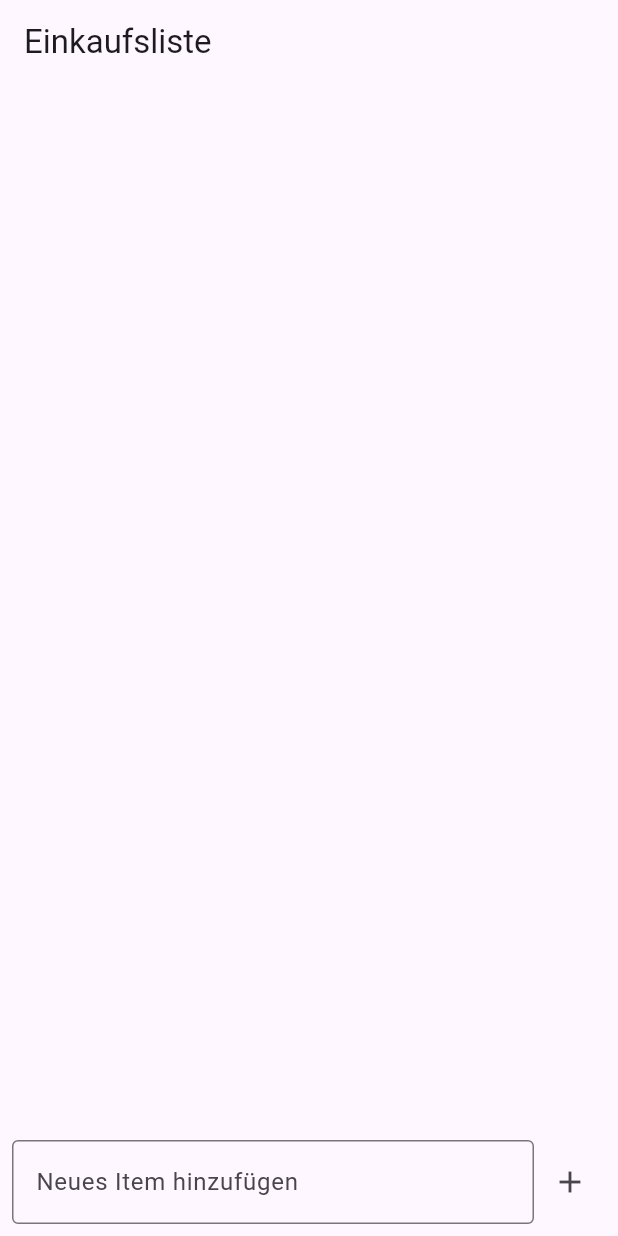
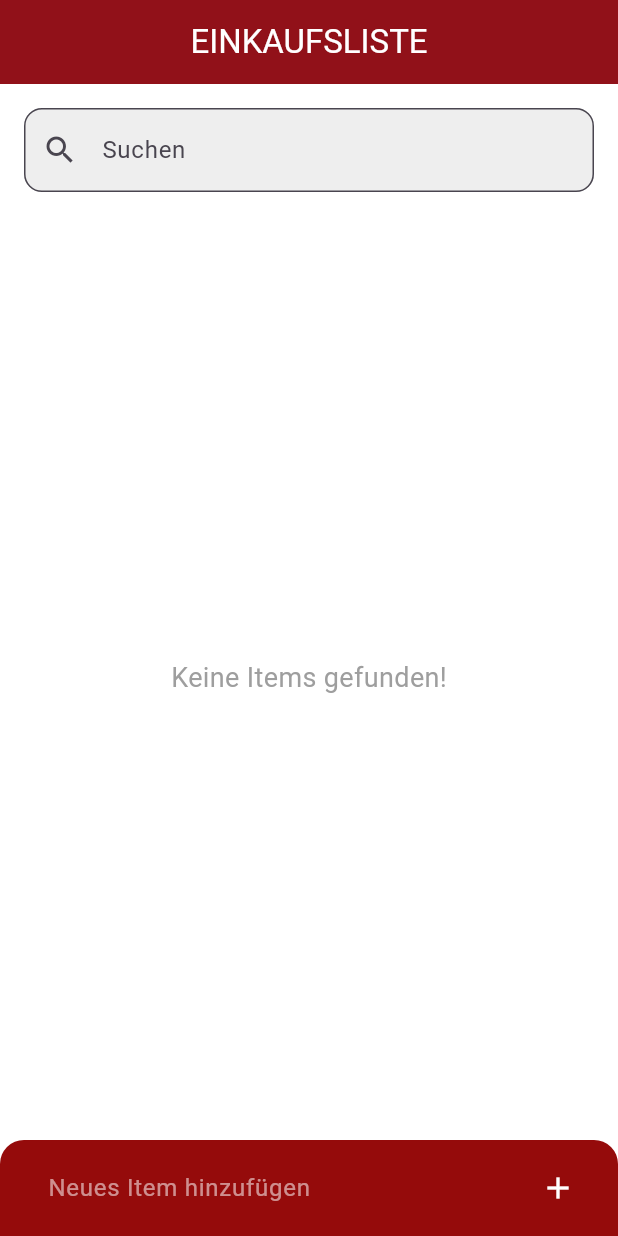
Before and after one commit to TetsuSefer/einkaufslisten-app, a Flutter app: the screen it shows after launch, on a phone screen of 412 x 824 dp. Run offline on Flutter 3.47's test engine with Material 3 defaults, Android fonts, the phone set to English and light mode, and no system bars; our stand-ins replace cloud_firestore, firebase_core; accounts and stored records are empty.

Commit message:
feat: some style and comfort adjustments and features

```diff
--- a/lib/main.dart
+++ b/lib/main.dart
@@ -22,6 +22,7 @@ class EinkaufslistenApp extends StatelessWidget {
         primarySwatch: Colors.blue,
       ),
       home: const EinkaufslistenPage(),
+      debugShowCheckedModeBanner: false,
     );
   }
 }
--- a/lib/pages/einkaufslisten_page.dart
+++ b/lib/pages/einkaufslisten_page.dart
@@ -12,18 +12,43 @@ class EinkaufslistenPage extends StatefulWidget {
 class _EinkaufslistenPageState extends State<EinkaufslistenPage> {
   final FirestoreService _firestoreService = FirestoreService();
   final TextEditingController _controller = TextEditingController();
+  String _searchQuery = "";
 
   Future<void> _addItem() async {
     String name = _controller.text.trim();
     if (name.isNotEmpty) {
       await _firestoreService.addEinkaufItem(EinkaufItem(id: '', name: name));
       _controller.clear();
+    } else {
+      ScaffoldMessenger.of(context).showSnackBar(
+        const SnackBar(content: Text('Bitte einen Namen eingeben')),
+      );
     }
   }
 
   Widget _buildListItem(EinkaufItem item) {
-    return ListTile(
-      title: Text(item.name),
+    return Card(
+      elevation: 3,
+      margin: const EdgeInsets.symmetric(vertical: 8, horizontal: 16),
+      shape: RoundedRectangleBorder(
+        borderRadius: BorderRadius.circular(12),
+      ),
+      child: ListTile(
+        title: Text(
+          item.name,
+          style: TextStyle(
+            decoration: item.erledigt ? TextDecoration.lineThrough : null,
+            color: item.erledigt ? Colors.grey : Colors.black,
+            fontSize: 18,
+          ),
+        ),
+        leading: CircleAvatar(
+          backgroundColor: item.erledigt ? Colors.white : const Color.fromARGB(255, 149, 11, 11),
+          child: Icon(
+            item.erledigt ? Icons.check : Icons.shopping_cart, // Symbol rot bei Erledigt
+            color: item.erledigt ? const Color.fromARGB(255, 149, 11, 11) : Colors.white,
+          ),
+        ),
         trailing: Checkbox(
           value: item.erledigt,
           onChanged: (bool? value) {
@@ -34,8 +59,28 @@ class _EinkaufslistenPageState extends State<EinkaufslistenPage> {
           },
         ),
         onLongPress: () {
+          showDialog(
+            context: context,
+            builder: (context) => AlertDialog(
+              title: const Text('Item löschen'),
+              content: Text('Möchtest du "${item.name}" wirklich löschen?'),
+              actions: [
+                TextButton(
+                  onPressed: () => Navigator.pop(context),
+                  child: const Text('Abbrechen'),
+                ),
+                TextButton(
+                  onPressed: () {
                     _firestoreService.deleteEinkaufItem(item.id);
+                    Navigator.pop(context);
                   },
+                  child: const Text('Löschen', style: TextStyle(color: Color.fromARGB(255, 149, 11, 11))),
+                ),
+              ],
+            ),
+          );
+        },
+      ),
     );
   }
 
@@ -43,10 +88,38 @@ class _EinkaufslistenPageState extends State<EinkaufslistenPage> {
   Widget build(BuildContext context) {
     return Scaffold(
       appBar: AppBar(
-        title: const Text('Einkaufsliste'),
+        title: const Text(
+          'EINKAUFSLISTE',
+          style: TextStyle(
+            color: Color.fromARGB(255, 255, 255, 255),
           ),
+        ),
+        centerTitle: true,
+        backgroundColor: const Color.fromARGB(255, 149, 11, 11),
+        elevation: 4,
+      ),
+      backgroundColor: Colors.white,
       body: Column(
         children: [
+          Padding(
+            padding: const EdgeInsets.all(16.0),
+            child: TextField(
+              onChanged: (query) {
+                setState(() {
+                  _searchQuery = query.trim();
+                });
+              },
+              decoration: InputDecoration(
+                labelText: 'Suchen',
+                prefixIcon: const Icon(Icons.search),
+                border: OutlineInputBorder(
+                  borderRadius: BorderRadius.circular(12),
+                ),
+                filled: true,
+                fillColor: Colors.grey[200],
+              ),
+            ),
+          ),
           Expanded(
             child: StreamBuilder<List<EinkaufItem>>(
               stream: _firestoreService.getEinkaufItems(),
@@ -58,32 +131,54 @@ class _EinkaufslistenPageState extends State<EinkaufslistenPage> {
                   return const Center(child: CircularProgressIndicator());
                 }
                 final items = snapshot.data ?? [];
+                final filteredItems = items.where((item) {
+                  return item.name.toLowerCase().contains(_searchQuery.toLowerCase());
+                }).toList();
+                if (filteredItems.isEmpty) {
+                  return const Center(
+                    child: Text(
+                      'Keine Items gefunden!',
+                      style: TextStyle(fontSize: 18, color: Colors.grey),
+                    ),
+                  );
+                }
                 return ListView.builder(
-                  itemCount: items.length,
+                  itemCount: filteredItems.length,
                   itemBuilder: (context, index) {
-                    return _buildListItem(items[index]);
+                    return _buildListItem(filteredItems[index]);
                   },
                 );
               },
             ),
           ),
-          Padding(
-            padding: const EdgeInsets.all(8.0),
+          Container(
+            padding: const EdgeInsets.symmetric(horizontal: 16, vertical: 8),
+            decoration: const BoxDecoration(
+              color: Color.fromARGB(255, 149, 11, 11),
+              borderRadius: BorderRadius.only(
+                topLeft: Radius.circular(16),
+                topRight: Radius.circular(16),
+              ),
+            ),
             child: Row(
               children: [
                 Expanded(
                   child: TextField(
                     controller: _controller,
+                    onSubmitted: (_) => _addItem(), // Neues Item mit Enter bestätigen
                     decoration: const InputDecoration(
-                      labelText: 'Neues Item hinzufügen',
-                      border: OutlineInputBorder(),
+                      hintText: 'Neues Item hinzufügen',
+                      hintStyle: TextStyle(color: Colors.white54),
+                      border: InputBorder.none,
+                      contentPadding: EdgeInsets.symmetric(horizontal: 16),
                     ),
+                    style: const TextStyle(color: Colors.white),
                   ),
                 ),
                 IconButton(
-                  icon: const Icon(Icons.add),
+                  icon: const Icon(Icons.add, color: Colors.white),
                   onPressed: _addItem,
-                )
+                ),
               ],
             ),
           ),
```
Lines whose indentation alone changed are shown as unchanged.
